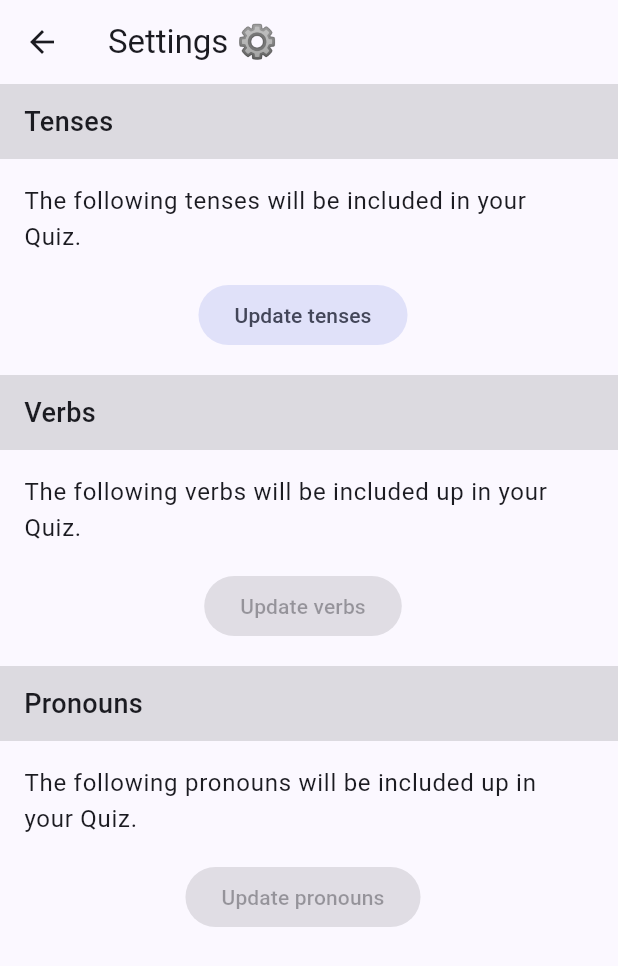
After one commit to NicolasKargruber/ConiuGatto, a Flutter app: the QuizScreen screen opened directly, after a tap on the "settings" icon, on a phone screen of 412 x 824 dp. The commit adds this screen. Shown: the top 966 px of the screen. Run offline on Flutter 3.47's test engine with Material 3 defaults, Android fonts, the phone set to English and light mode, and no system bars; our stand-ins replace auto_size_text, smooth_page_indicator.

Commit message:
[CON-27] Implement Settings Screen

```diff
--- a/lib/screens/quiz_screen.dart
+++ b/lib/screens/quiz_screen.dart
@@ -1,14 +1,13 @@
-import 'package:coniugatto/view_models/quiz_view_model.dart';
-import 'package:coniugatto/widgets/quiz_content.dart';
-import 'package:coniugatto/widgets/shake_widget.dart';
 import 'package:flutter/material.dart';
 import 'package:provider/provider.dart';
 import 'package:smooth_page_indicator/smooth_page_indicator.dart';
 
-import '../models/moods/mood.dart';
-import '../models/tenses/tense.dart';
 import '../models/verb.dart';
+import '../view_models/quiz_view_model.dart';
 import '../view_models/verb_view_model.dart';
+import '../widgets/quiz_content.dart';
+import '../widgets/shake_widget.dart';
+import 'settings_screen.dart';
 
 class QuizScreen extends StatefulWidget {
   const QuizScreen({super.key});
@@ -43,6 +42,10 @@ class _QuizScreenState extends State<QuizScreen> {
     });
   }
 
+  _showSettingsScreen() async {
+    await Navigator.push(context, MaterialPageRoute(builder: (context) => SettingsScreen()));
+  }
+
   @override
   void initState() {
     super.initState();
@@ -61,7 +64,10 @@ class _QuizScreenState extends State<QuizScreen> {
   @override
   Widget build(BuildContext context) {
     return Scaffold(
-      appBar: AppBar(title: Text("Quiz 🕹️")),
+      appBar: AppBar(
+        title: Text("Quiz 🕹️"),
+        actions: [IconButton(onPressed: _showSettingsScreen, icon: Icon(Icons.settings_rounded))],
+      ),
       body: Padding(
         padding: const EdgeInsets.all(16.0),
         child: FutureBuilder(
--- /dev/null
+++ b/lib/screens/settings_screen.dart
@@ -0,0 +1,57 @@
+import 'package:flutter/material.dart';
+
+class SettingsScreen extends StatelessWidget {
+  const SettingsScreen({super.key});
+
+  @override
+  Widget build(BuildContext context) {
+    return Scaffold(
+      appBar: AppBar(title: Text("Settings ⚙️")),
+      body: Column(
+        crossAxisAlignment: CrossAxisAlignment.start,
+        children: [
+          SizedBox(
+            width: double.maxFinite,
+            child: Container(
+              padding: EdgeInsets.symmetric(horizontal: 16, vertical: 12),
+              color: Colors.black12,
+              child: Text("Tenses", style: TextStyle(fontWeight: FontWeight.w500, fontSize: 18)),
+            ),
+          ),
+           SizedBox(height: 8),
+           ListTile(title: Text("The following tenses will be included in your Quiz."),),
+           ListTile(title: Center(child: FilledButton.tonal(onPressed: (){},child:Text("Update tenses"))),),
+
+          SizedBox(height: 8),
+
+          SizedBox(
+            width: double.maxFinite,
+            child: Container(
+              padding: EdgeInsets.symmetric(horizontal: 16, vertical: 12),
+              color: Colors.black12,
+              child: Text("Verbs", style: TextStyle(fontWeight: FontWeight.w500, fontSize: 18)),
+            ),
+          ),
+          SizedBox(height: 8),
+          ListTile(title: Text("The following verbs will be included up in your Quiz."),),
+          ListTile(title: Center(child: FilledButton.tonal(onPressed: null, child:Text("Update verbs"))),),
+
+          SizedBox(height: 8),
+
+          SizedBox(
+            width: double.maxFinite,
+            child: Container(
+              padding: EdgeInsets.symmetric(horizontal: 16, vertical: 12),
+              color: Colors.black12,
+              child: Text("Pronouns", style: TextStyle(fontWeight: FontWeight.w500, fontSize: 18)),
+            ),
+          ),
+          SizedBox(height: 8),
+          ListTile(title: Text("The following pronouns will be included up in your Quiz."),),
+          ListTile(title: Center(child: FilledButton.tonal(onPressed: null, child:Text("Update pronouns"))),),
+
+        ],
+      ),
+    );
+  }
+}
--- a/lib/utilities/extensions/verb_extensions.dart
+++ b/lib/utilities/extensions/verb_extensions.dart
@@ -7,7 +7,6 @@ import '../../models/pronoun.dart';
 import '../../models/tenses/conditional_tenses.dart';
 import '../../models/tenses/imperative_tenses.dart';
 import '../../models/tenses/indicative_tenses.dart';
-import '../../models/tenses/tense.dart';
 import '../../models/verb.dart';
 
 extension GenerateIndicative on Verb {
```
